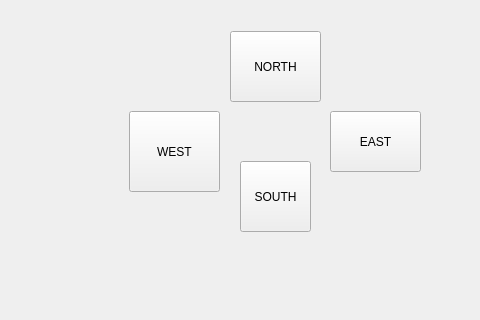
Old version of the form zork3/maingamewindow.ui in the repository jeancarson/GUIzork; both pictures show x 0 to 480 and y 158 to 478 of the 800 by 600 pixel window.
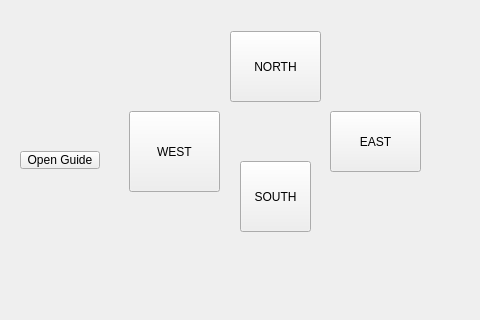
New version of the form.

What changed in the file:
```diff
--- a/zork3/maingamewindow.ui
+++ b/zork3/maingamewindow.ui
@@ -159,6 +159,19 @@
      <string/>
     </property>
    </widget>
+   <widget class="QPushButton" name="OpenGuide">
+    <property name="geometry">
+     <rect>
+      <x>20</x>
+      <y>290</y>
+      <width>80</width>
+      <height>18</height>
+     </rect>
+    </property>
+    <property name="text">
+     <string>Open Guide</string>
+    </property>
+   </widget>
   </widget>
   <widget class="QMenuBar" name="menubar">
    <property name="geometry">
```
